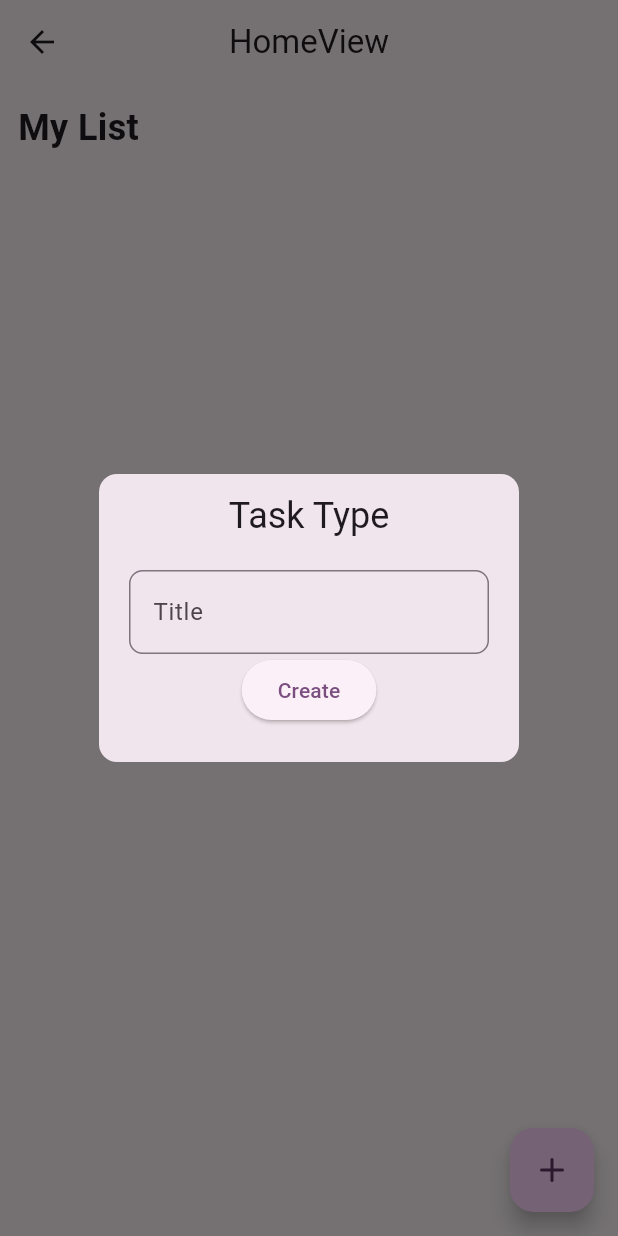
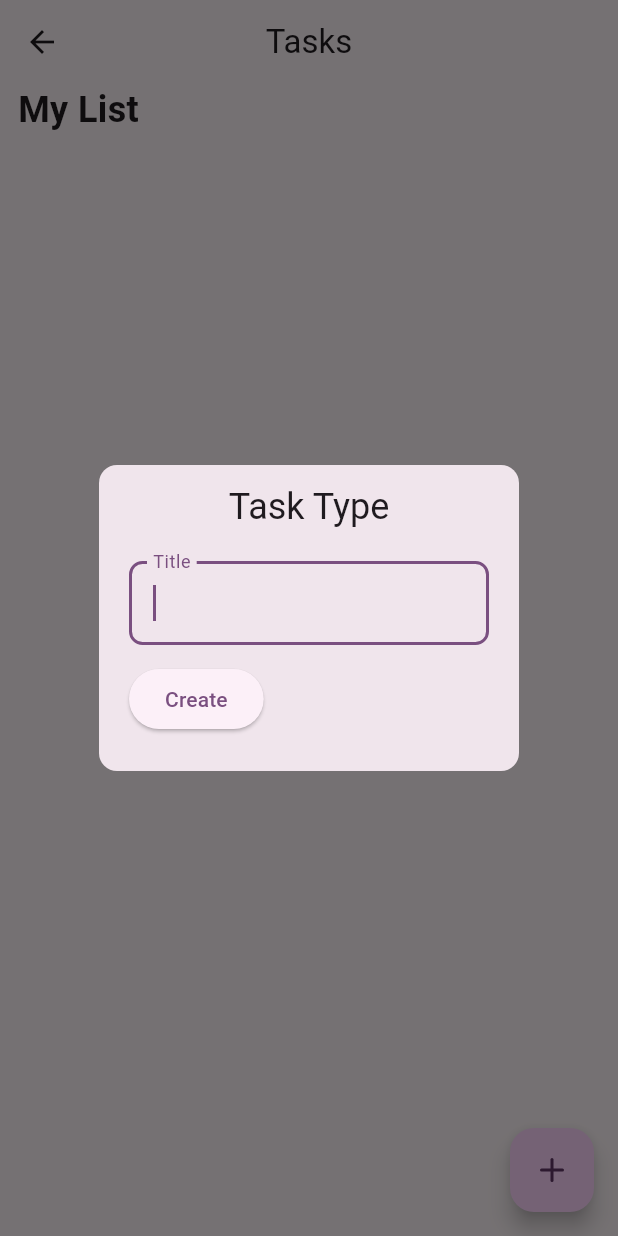
Before and after one commit to amka/todopatamus, a Flutter app: the HomeView screen opened by its route, after a tap on an icon or button, on a phone screen of 412 x 824 dp. Run offline on Flutter 3.47's test engine with Material 3 defaults, Android fonts, the phone set to English and light mode, and no system bars; our stand-ins replace equatable, flutter_easyloading, flutter_tabler_icons, get, get_storage; accounts and stored records are empty.

Commit message:
Update Task tile UI

```diff
--- a/lib/app/modules/home/views/home_view.dart
+++ b/lib/app/modules/home/views/home_view.dart
@@ -3,26 +3,26 @@ import 'package:flutter_easyloading/flutter_easyloading.dart';
 import 'package:flutter_tabler_icons/flutter_tabler_icons.dart';
 
 import 'package:get/get.dart';
-import 'package:get_storage/get_storage.dart';
 import 'package:todopatamus/app/modules/home/widgets/task_tile.dart';
 
 import '../../../data/models/task.dart';
 import '../controllers/home_controller.dart';
 
 class HomeView extends GetView<HomeController> {
-  const HomeView({Key? key}) : super(key: key);
+  const HomeView({super.key});
+
   @override
   Widget build(BuildContext context) {
     return Scaffold(
       appBar: AppBar(
-        title: const Text('HomeView'),
+        title: const Text('Tasks'),
         centerTitle: true,
       ),
       body: SafeArea(
         child: ListView(
           children: [
             const Padding(
-              padding: EdgeInsets.all(12.0),
+              padding: EdgeInsets.symmetric(horizontal: 12),
               child: Text(
                 'My List',
                 style: TextStyle(fontSize: 24, fontWeight: FontWeight.bold),
@@ -35,9 +35,19 @@ class HomeView extends GetView<HomeController> {
                     .toInt(),
                 physics: const ClampingScrollPhysics(),
                 shrinkWrap: true,
+                crossAxisSpacing: 12,
+                mainAxisSpacing: 12,
+                childAspectRatio: 5/4,
                 padding: const EdgeInsets.all(12),
                 children: controller.tasks
-                    .map((task) => TaskTile(task: task, onLongPress: (Task task) => EasyLoading.showInfo('Task ${task.title} removed'),))
+                    .map(
+                      (task) => TaskTile(
+                        task: task,
+                        onLongPress: (Task task) => EasyLoading.showInfo(
+                          'Task ${task.title} removed',
+                        ),
+                      ),
+                    )
                     .toList(),
               ),
             ),
@@ -63,6 +73,7 @@ class HomeView extends GetView<HomeController> {
                             borderRadius: BorderRadius.circular(9)),
                         labelText: 'Title',
                       ),
+                      autofocus: true,
                       validator: (value) {
                         if (value == null || value.trim().isEmpty) {
                           return 'Enter task title';
@@ -71,6 +82,11 @@ class HomeView extends GetView<HomeController> {
                       },
                     ),
                   ),
+                  const SizedBox(height: 12),
+                  Padding(
+                    padding: const EdgeInsets.symmetric(horizontal: 12),
+                    child: Row(
+                      children: [
                         ElevatedButton(
                           onPressed: () {
                             if (controller.formKey.currentState!.validate()) {
@@ -79,12 +95,14 @@ class HomeView extends GetView<HomeController> {
                                   description: '',
                                   icon: TablerIcons.tool.codePoint,
                                   color: '');
+                              if (controller.addTask(task)) {
+                                EasyLoading.showSuccess(
+                                    'Created task successfully');
                                 Get.back();
-                        controller.addTask(task)
-                            ? EasyLoading.showSuccess(
-                                'Created task successfully')
-                            : EasyLoading.showError('Duplicated task');
-                        controller.editController.clear();
+                              } else {
+                                EasyLoading.showError('Duplicated task',
+                                    duration: Duration(milliseconds: 150));
+                              }
                             }
                           },
                           child: const Text('Create'),
@@ -92,7 +110,11 @@ class HomeView extends GetView<HomeController> {
                       ],
                     ),
                   ),
+                ],
+              ),
+            ),
           );
+          controller.editController.clear();
         },
         child: const Icon(TablerIcons.plus),
       ),
```
Also changed, not shown: lib/app/modules/home/widgets/task_tile.dart (+15 -6 lines). Lines whose indentation alone changed are shown as unchanged.
